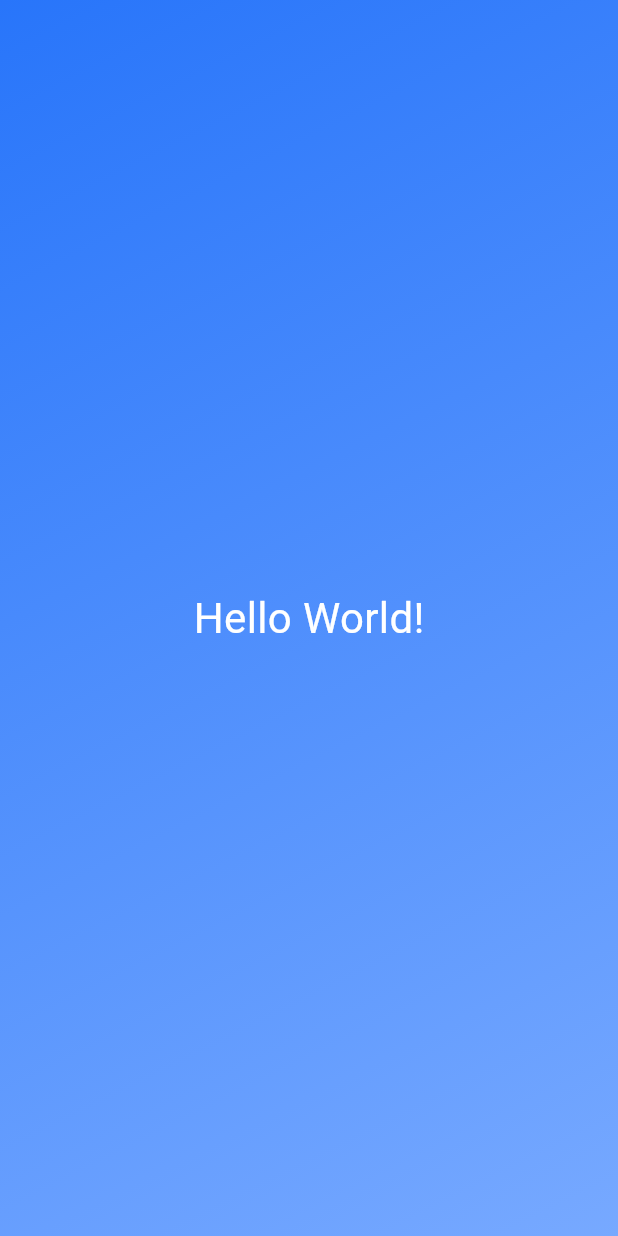
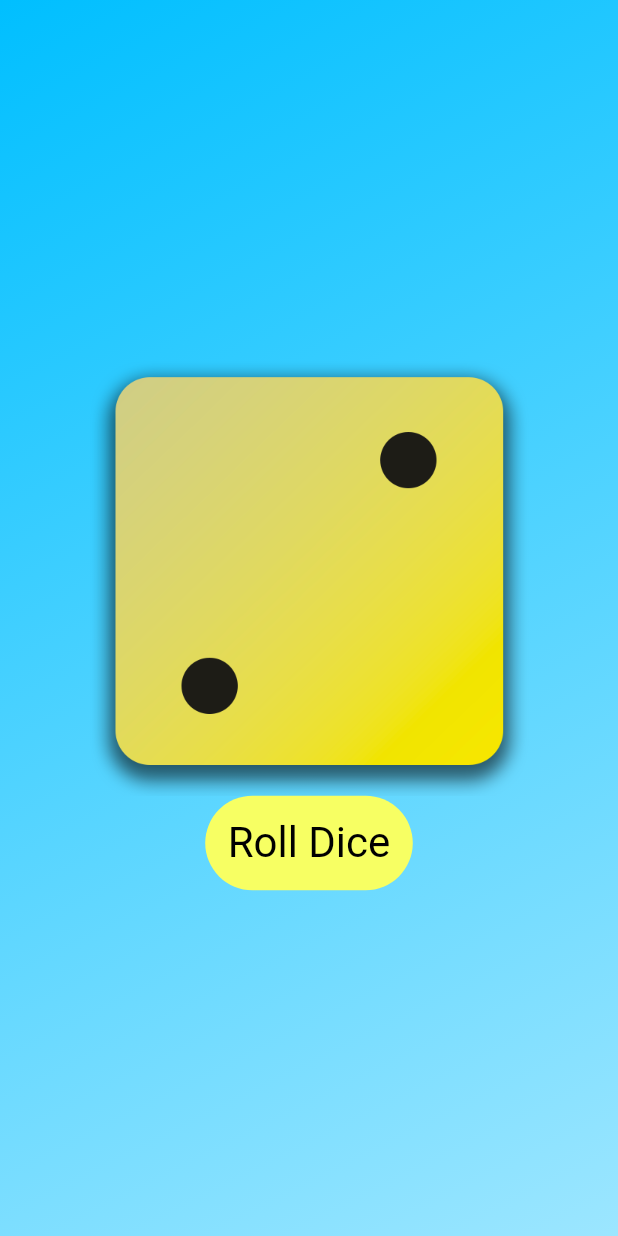
Before and after one commit to liammid27/Dice_App, a Flutter app: the screen it shows after launch, on a phone screen of 412 x 824 dp. Run offline on Flutter 3.47's test engine with Material 3 defaults, Android fonts, the phone set to English and light mode, and no system bars.

Commit message:
Added dice images, logic for dice rolling and changed some styling

```diff
--- a/lib/gradient_container.dart
+++ b/lib/gradient_container.dart
@@ -1,23 +1,56 @@
 import 'package:flutter/material.dart';
-import 'package:dice_app/styled_text.dart';
+
+const startAlignment = Alignment.topLeft;
+const endAlignment = Alignment.bottomRight;
 
 class GradientContainer extends StatelessWidget {
-  const GradientContainer({super.key});
+  GradientContainer(this.colorList, {super.key});
+
+  final List<Color> colorList;
+  var activeDiceImage = 'assets/images/dice-2.png';
+
+  void rollDice() {
+    print('Rolling the dice...');
+    activeDiceImage = 'assets/images/dice-4.png';
+  }
+
   @override
   Widget build(context) {
     return Container(
-      decoration: const BoxDecoration(
+      decoration: BoxDecoration(
         gradient: LinearGradient(
           colors: [
-            Color.fromARGB(255, 40, 117, 250),
-            Color.fromARGB(255, 119, 169, 255),
+            colorList[0],
+            colorList[1],
           ],
-          begin: Alignment.topLeft,
-          end: Alignment.bottomRight,
+          begin: startAlignment,
+          end: endAlignment,
         ),
       ),
-      child: const Center(
-        child: StyledText(),
+      child: Center(
+        child: Column(
+          mainAxisSize: MainAxisSize.min,
+          children: [
+            Image.asset(
+              activeDiceImage,
+              width: 300,
+            ),
+            TextButton(
+              onPressed: rollDice,
+              style: TextButton.styleFrom(
+                padding: const EdgeInsets.all(15),
+                backgroundColor: const Color.fromARGB(255, 247, 255, 99),
+                foregroundColor: Colors.black,
+                textStyle: const TextStyle(
+                  fontSize: 28,
+                ),
+              ),
+              child: const Text(
+                'Roll Dice',
+              ),
+            ),
+          ],
+        ),
       ),
     );
   }
--- a/lib/main.dart
+++ b/lib/main.dart
@@ -3,9 +3,14 @@ import 'package:flutter/material.dart';
 
 void main() {
   runApp(
-    const MaterialApp(
+    MaterialApp(
       home: Scaffold(
-        body: GradientContainer(),
+        body: GradientContainer(
+          [
+            const Color.fromARGB(255, 0, 191, 255),
+            const Color.fromARGB(255, 156, 230, 255),
+          ],
+        ),
       ),
     ),
   );
--- a/lib/styled_text.dart
+++ b/lib/styled_text.dart
@@ -1,12 +1,15 @@
 import 'package:flutter/material.dart';
 
 class StyledText extends StatelessWidget {
-  const StyledText({super.key});
+  const StyledText(this.inputText, {super.key});
+
+  final String inputText;
+
   @override
   Widget build(context) {
-    return const Text(
-      'Hello World!',
-      style: TextStyle(color: Colors.white, fontSize: 28),
+    return Text(
+      inputText,
+      style: const TextStyle(color: Colors.white, fontSize: 28),
     );
   }
 }
```
Also changed, not shown: pubspec.yaml (+7 -1 lines), assets/images/dice-1.png (added), assets/images/dice-2.png (added), assets/images/dice-3.png (added), assets/images/dice-4.png (added), assets/images/dice-5.png (added), assets/images/dice-6.png (added).
